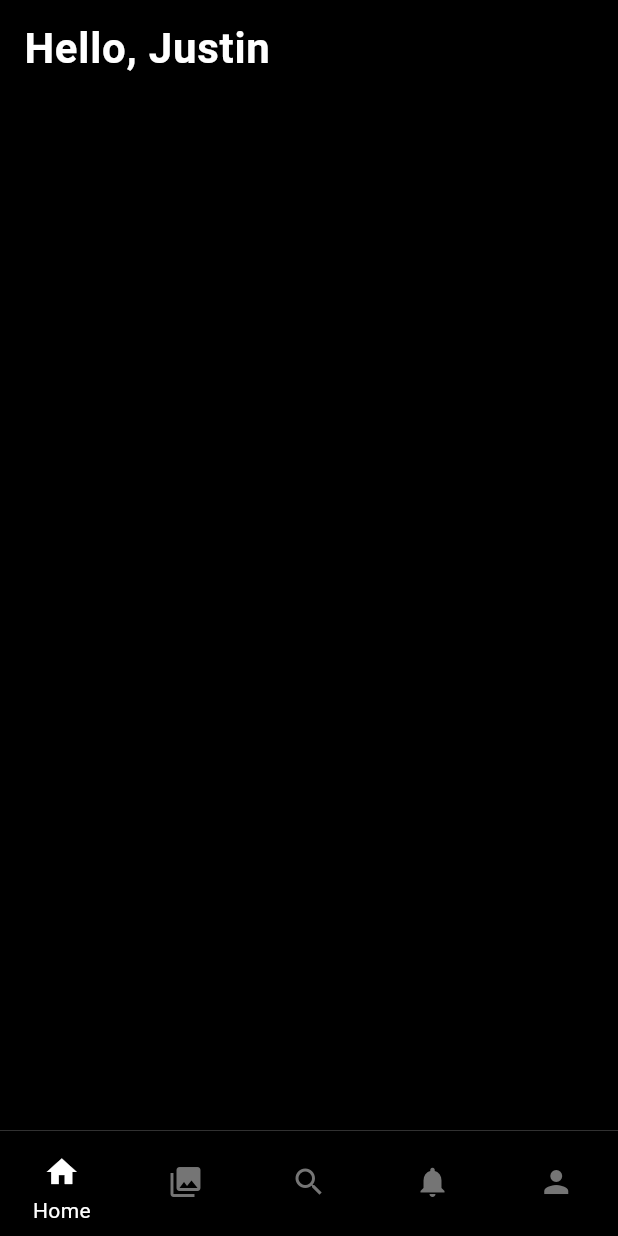
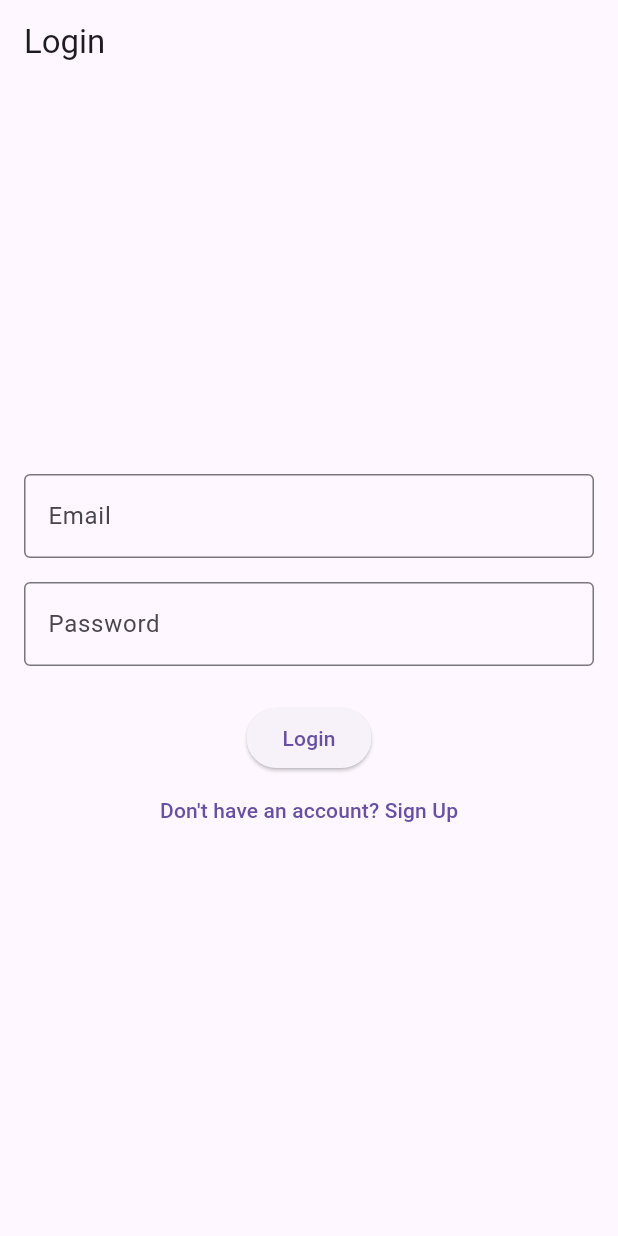
Before and after one commit to lee-ranaweer/holo, a Flutter app: the screen it shows after launch, on a phone screen of 412 x 824 dp. Run offline on Flutter 3.47's test engine with Material 3 defaults, Android fonts, the phone set to English and light mode, and no system bars; our stand-ins replace firebase_auth, firebase_core, flutter_riverpod, go_router; accounts and stored records are empty.

Commit message:
Implemented account sign up, login, and signout with Firebase and Riverpod

```diff
--- a/lib/main.dart
+++ b/lib/main.dart
@@ -1,13 +1,23 @@
+import 'package:firebase_core/firebase_core.dart';
 import 'package:flutter/material.dart';
-import 'router.dart';
+import 'package:flutter_riverpod/flutter_riverpod.dart';
+import 'router/router.dart';
 
-void main() {
-  runApp(MyApp());
+void main() async {
+  WidgetsFlutterBinding.ensureInitialized();
+  await Firebase.initializeApp();
+  runApp(const ProviderScope(child: MyApp()));
 }
 
-class MyApp extends StatelessWidget {
+class MyApp extends ConsumerWidget {
+  const MyApp({super.key});
+
   @override
-  Widget build(BuildContext context) {
-    return MaterialApp.router(routerConfig: router, title: 'Navbar');
+  Widget build(BuildContext context, WidgetRef ref) {
+    return MaterialApp.router(
+      routerConfig: ref.watch(routerProvider),
+      title: 'Holo',
+      debugShowCheckedModeBanner: false,
+    );
   }
 }
--- a/lib/pages/home_page.dart
+++ b/lib/pages/home_page.dart
@@ -1,10 +1,16 @@
 import 'package:flutter/material.dart';
+import 'package:flutter_riverpod/flutter_riverpod.dart';
+import '../services/auth_service.dart';
 
-class HomePage extends StatelessWidget {
+class HomePage extends ConsumerWidget {
+  const HomePage({super.key});
+
   @override
-  Widget build(BuildContext context) {
+  Widget build(BuildContext context, WidgetRef ref) {
+    final user = ref.watch(authStateProvider).value!;
+
     return Scaffold(
-      backgroundColor: Colors.black, // Sleek dark mode background (very cool)
+      backgroundColor: Colors.black,
       body: SafeArea(
         child: Column(
           crossAxisAlignment: CrossAxisAlignment.start,
@@ -15,7 +21,7 @@ class HomePage extends StatelessWidget {
                 vertical: 12.0,
               ),
               child: Text(
-                'Hello, Justin',
+                user.email!,
                 style: const TextStyle(
                   color: Colors.white,
                   fontSize: 28,
--- /dev/null
+++ b/lib/pages/login_page.dart
@@ -0,0 +1,85 @@
+import 'package:flutter/material.dart';
+import 'package:flutter_riverpod/flutter_riverpod.dart';
+import 'package:go_router/go_router.dart';
+import 'package:holo/services/auth_service.dart';
+
+class LoginPage extends ConsumerStatefulWidget {
+  @override
+  ConsumerState<LoginPage> createState() => _LoginPageState();
+}
+
+class _LoginPageState extends ConsumerState<LoginPage> {
+  final TextEditingController _emailController = TextEditingController();
+  final TextEditingController _passwordController = TextEditingController();
+  bool _isLoading = false;
+
+  Future<void> _login() async {
+    setState(() => _isLoading = true);
+
+    // Attempt login
+    try {
+      await ref.read(authServiceProvider).login(
+        email: _emailController.text,
+        password: _passwordController.text,
+      );
+
+      if (mounted) {
+        ScaffoldMessenger.of(context).showSnackBar(
+          const SnackBar(content: Text('Login Successful!')),
+        );
+      }
+    // Login failed
+    } catch (e) {
+      if (mounted) {
+        ScaffoldMessenger.of(context).showSnackBar(
+          SnackBar(content: Text('Error: ${e.toString()}')),
+        );
+      }
+    } finally {
+      if (mounted) setState(() => _isLoading = false);
+    }
+  }
+
+  @override
+  Widget build(BuildContext context) {
+    return Scaffold(
+      appBar: AppBar(title: const Text('Login')),
+      body: Padding(
+        padding: const EdgeInsets.all(16.0),
+        child: Column(
+          mainAxisAlignment: MainAxisAlignment.center,
+          children: [
+            TextField(
+              controller: _emailController,
+              decoration: const InputDecoration(
+                labelText: "Email",
+                border: OutlineInputBorder(),
+              ),
+              keyboardType: TextInputType.emailAddress,
+            ),
+            const SizedBox(height: 16),
+            TextField(
+              controller: _passwordController,
+              obscureText: true,
+              decoration: const InputDecoration(
+                labelText: "Password",
+                border: OutlineInputBorder(),
+              ),
+            ),
+            const SizedBox(height: 24),
+            ElevatedButton(
+              onPressed: _isLoading ? null : _login,
+              child: _isLoading
+                  ? const CircularProgressIndicator()
+                  : const Text("Login"),
+            ),
+            TextButton(
+              onPressed: () => context.go('/signup'),
+              child: const Text("Don't have an account? Sign Up"),
+            ),
+          ],
+        ),
+      ),
+    );
+  }
+}
--- a/lib/router.dart
+++ /dev/null
@@ -1,25 +0,0 @@
-import 'package:go_router/go_router.dart';
-import 'widgets/navbar.dart';
-import 'pages/home_page.dart';
-import 'pages/collections_page.dart';
-import 'pages/search_page.dart';
-import 'pages/notifications_page.dart';
-import 'pages/account_page.dart';
-
-final GoRouter router = GoRouter(
-  initialLocation: '/',
-  routes: [
-    ShellRoute(
-      builder: (context, state, child) {
-        return NavBar(child: child);
-      },
-      routes: [
-        GoRoute(path: '/', builder: (context, state) => HomePage()),
-        GoRoute(path: '/collections', builder: (context, state) => CollectionsPage()),
-        GoRoute(path: '/search', builder: (context, state) => SearchPage()),
-        GoRoute(path: '/notifications', builder: (context, state) => NotificationsPage()),
-        GoRoute(path: '/account', builder: (context, state) => AccountPage()),
-      ],
-    ),
-  ],
-);
--- a/lib/router/router.dart
+++ b/lib/router/router.dart
@@ -0,0 +1,59 @@
+import 'package:go_router/go_router.dart';
+import 'package:flutter_riverpod/flutter_riverpod.dart';
+import '../widgets/navbar.dart';
+import '../pages/home_page.dart';
+import '../pages/login_page.dart';
+import '../pages/signup_page.dart';
+import '../pages/collections_page.dart';
+import '../pages/search_page.dart';
+import '../pages/notifications_page.dart';
+import '../pages/account_page.dart';
+import '../services/auth_service.dart';
+
+final routerProvider = Provider<GoRouter>((ref) {
+  final authState = ref.watch(authStateProvider);
+
+  return GoRouter(
+    redirect: (context, state) {
+      final isLoggedIn = authState.value != null;
+      final isLoggingIn = state.uri.path == '/login';
+      final isSigningUp = state.uri.path == '/signup';
+
+      // If not logged in and trying to access protected route
+      if (!isLoggedIn && !isLoggingIn && !isSigningUp) {
+        return '/login';
+      }
+
+      // If logged in but trying to access auth routes
+      if (isLoggedIn && (isLoggingIn || isSigningUp)) {
+        return '/';
+      }
+
+      // No redirect needed
+      return null;
+    },
+    routes: [
+      // Auth routes
+      GoRoute(
+        path: '/login',
+        builder: (context, state) => LoginPage(),
+      ),
+      GoRoute(
+        path: '/signup',
+        builder: (context, state) => SignUpPage(),
+      ),
+
+      // Protected routes with navbar
+      ShellRoute(
+        builder: (context, state, child) => NavBar(child: child),
+        routes: [
+          GoRoute(path: '/', builder: (context, state) => HomePage()),
+          GoRoute(path: '/collections', builder: (context, state) => CollectionsPage()),
+          GoRoute(path: '/search', builder: (context, state) => SearchPage()),
+          GoRoute(path: '/notifications', builder: (context, state) => NotificationsPage()),
+          GoRoute(path: '/account', builder: (context, state) => AccountPage()),
+        ],
+      ),
+    ],
+  );
+});
--- /dev/null
+++ b/lib/services/auth_service.dart
@@ -0,0 +1,42 @@
+import 'package:firebase_auth/firebase_auth.dart';
+import 'package:flutter_riverpod/flutter_riverpod.dart';
+
+// Access point for authentication methods
+final authServiceProvider = Provider<AuthService>((ref) => AuthService());
+
+// Keeps track of user authentication state
+final authStateProvider = StreamProvider<User?>((ref) {
+  return FirebaseAuth.instance.authStateChanges();
+});
+
+
+class AuthService {
+  final FirebaseAuth _auth = FirebaseAuth.instance;
+
+  // Signup
+  Future<UserCredential> signUp({
+    required String email,
+    required String password,
+  }) async {
+    return await _auth.createUserWithEmailAndPassword(
+      email: email,
+      password: password,
+    );
+  }
+
+  // Login
+  Future<UserCredential> login({
+    required String email,
+    required String password,
+  }) async {
+    return await _auth.signInWithEmailAndPassword(
+      email: email,
+      password: password,
+    );
+  }
+
+  // Signout
+  Future<void> signOut() async {
+    await _auth.signOut();
+  }
+}
--- a/pubspec.yaml
+++ b/pubspec.yaml
@@ -37,6 +37,9 @@ dependencies:
   cupertino_icons: ^1.0.8
   go_router: ^14.8.1
   flutter_launcher_icons: ^0.14.3
+  firebase_auth: ^5.5.1
+  flutter_riverpod: ^2.6.1
+  firebase_core: ^3.12.1
 
 dev_dependencies:
   flutter_test:
```
Also changed, not shown: lib/navbar/navbar.dart (added, +61 -0 lines), lib/pages/account_page.dart (+42 -5 lines), lib/pages/signup_page.dart (added, +85 -0 lines), firebase.json (added), lib/firebase/firebase_options.dart (added), lib/firebase_options.dart (added), pubspec.lock, 7 other files.
